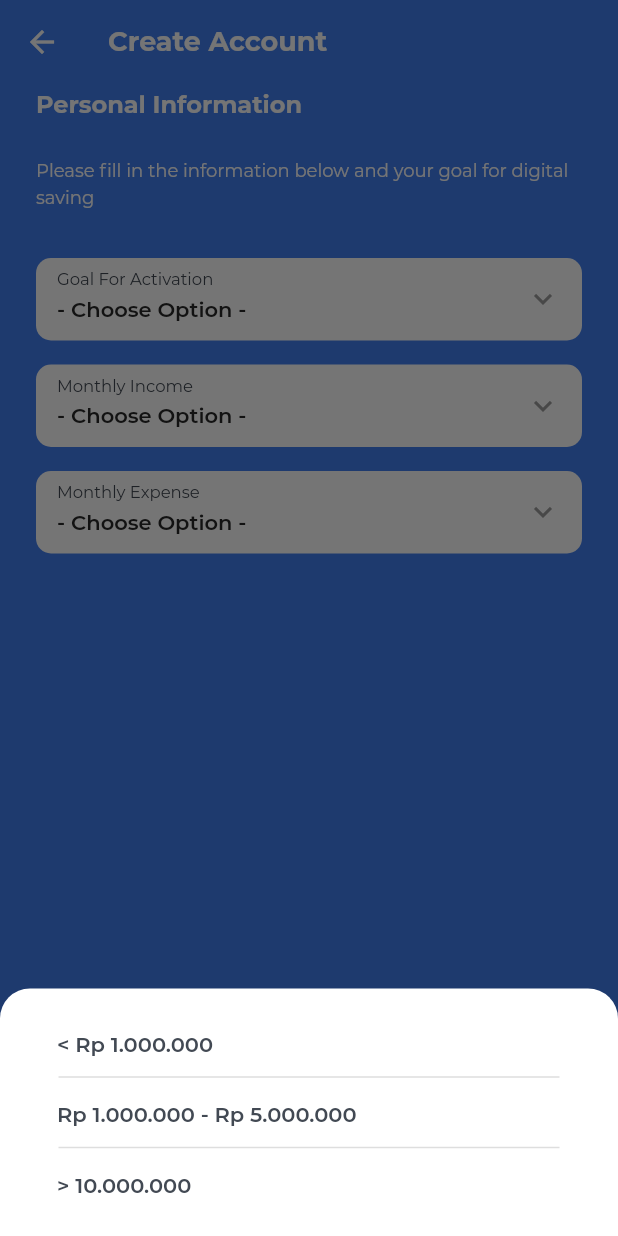
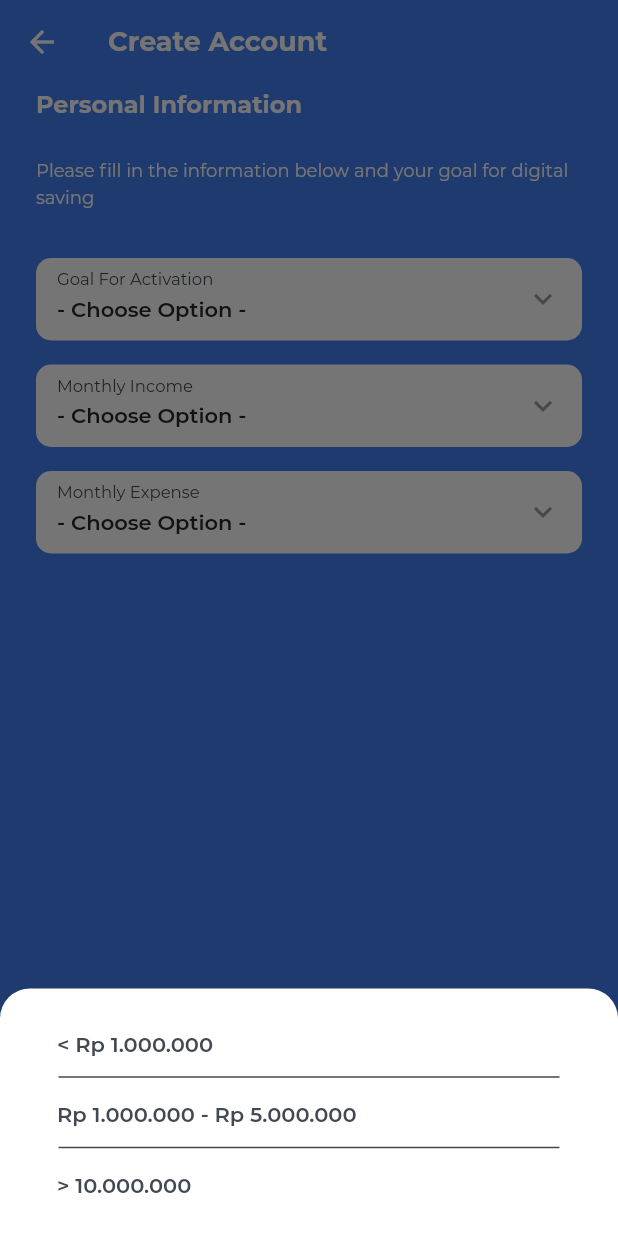
Before and after one commit to NickoPrasetio/ginFinansTest, a Flutter app: the PersonalPage screen opened directly, after a tap on "Monthly Income", on a phone screen of 412 x 824 dp. Run offline on Flutter 3.47's test engine with Material 2 defaults, Android fonts, the phone set to English and light mode, and no system bars; our stand-ins replace flutter_bloc, get_it, sprintf; project files that could hold a hidden picture were left out.

Commit message:
Remove unused code

```diff
--- a/lib/main.dart
+++ b/lib/main.dart
@@ -37,7 +37,7 @@ class _GinFinansAppState extends State<GinFinansApp> {
         appBarTheme: AppBarTheme(
             elevation: 0,
             textTheme: TextTheme(
-                title: TextStyle(
+                headline6: TextStyle(
               fontSize: 18,
               color: Palette.white,
               fontFamily: FontFamilies.bold,
--- a/lib/reusableUi/reusable_button.dart
+++ b/lib/reusableUi/reusable_button.dart
@@ -80,24 +80,6 @@ class ReusableButton extends StatelessWidget {
                       ? MainAxisAlignment.center
                       : MainAxisAlignment.spaceBetween,
                   children: <Widget>[
-                    if (_isStartCircle != null)
-                      Container(
-                        margin:
-                            const EdgeInsets.only(left: 5, top: 5, bottom: 5),
-                        height: 15,
-                        width: 15,
-                        decoration: BoxDecoration(
-                            shape: BoxShape.circle, color: Palette.purple),
-                      ),
-                    if (_startIcon != null)
-                      Container(
-                        margin: const EdgeInsets.only(left: 15),
-                        child: Image.asset(
-                          _startIcon,
-                          width: _iconSize.width.toDouble(),
-                          height: _iconSize.height.toDouble(),
-                        ),
-                      ),
                     Expanded(
                       child: Container(
                         margin:
--- a/lib/reusableUi/reusable_dropdown.dart
+++ b/lib/reusableUi/reusable_dropdown.dart
@@ -84,7 +84,7 @@ class ReusableDropdown extends StatelessWidget {
               child: ListView.separated(
                   separatorBuilder: (context, index) => Container(
                       margin: const EdgeInsets.only(left: 15, right: 15),
-                      child: Divider(color: Palette.gray, thickness: 1.0)),
+                      child: Divider(color: Palette.hardGray, thickness: 1.0)),
                   scrollDirection: Axis.vertical,
                   shrinkWrap: true,
                   itemCount: options.length,
--- a/lib/reusableUi/reusable_text_field_style.dart
+++ b/lib/reusableUi/reusable_text_field_style.dart
@@ -13,25 +13,22 @@ abstract class ReusableTextFieldStyle {
     'inputLength':
         LengthLimitingTextInputFormatter(30),
     'inputFormat': null,
-    'fontColorLabel': Palette.blackMust,
+    'fontColorLabel': Palette.black,
     'fontStyleLabel': FontStyle.p2r,
-    'fontColorHint': Palette.greyMin,
+    'fontColorHint': Palette.hardGray,
     'fontStyleHint': FontStyle.p2r,
     'fontColorError': Palette.orangeRed,
     'fontStyleError': FontStyle.p4r,
-    'fontColorDisable': Palette.greyMust,
-    'outlineColorEnable': Palette.grey,
-    'outlineColorError': Palette.orangeRed,
     'obscureText': false,
     'withFullBorder': false,
     'letterSpacing': 0,
     'withBorder': true,
     'margin': Space(top: 0),
-    'iconColor': Palette.grey,
+    'iconColor': Palette.hardGray,
     'readOnly': false,
     'actionTextStyle': {
       ...ReusableTextViewStyle.textAreaH4SStyle,
-      'fontColor': Palette.grey,
+      'fontColor': Palette.gray,
     },
     'textAlign': TextAlign.start,
     'maxLines': 1,
--- a/lib/util/palette.dart
+++ b/lib/util/palette.dart
@@ -5,13 +5,16 @@ class Palette {
   static Color lightSkyBlue = const Color(0xFF74A0E9);
   static Color softGrey = const Color(0xFFF9F9F9);
   static Color goldYellow = const Color(0xFFDDB362);
+  static Color black = const Color(0xFF282828);
+  static Color white = const Color(0xFFFFFFFF);
   static Color checklistGreen = const Color(0xFF97CD58);
   static Color hardGray = const Color(0xFF424953);
-
+  static Color blue = const Color(0xFF416ED1);
+  static Color purpleBlue = const Color(0xFF5533e3);
+  static Color gray = const Color(0xFFdedede);
   static Color purplishBlue = const Color(0xFF6948f0);
   static Color cloudyBlue = const Color(0xFFb8c1d2);
   static Color dark = const Color(0xFF1e1e23);
-  static Color purpleBlue = const Color(0xFF5533e3);
   static Color blueViolet = const Color(0xFF6200ee);
   static Color steel = const Color(0xFF7c8696);
   static Color brick = const Color(0xFFc7382a);
@@ -20,67 +23,7 @@ class Palette {
   static Color veryLightBlue = const Color(0xFFe4eaf3);
   static Color periwinkle = const Color(0xFF8e73ff);
   static Color paleGreyTwo = const Color(0xFFf2eeff);
-
-  static Color purple = const Color(0xFF7e41ff);
-  static Color softPurple = const Color(0xFFf1eaff);
-  static Color purpleMin = const Color(0xFFb3a4ff);
-  static Color white = const Color(0xFFFFFFFF);
-  static Color black = const Color(0xFF282828);
-  static Color grey = const Color(0xFFC9C9C9);
-  static Color purpleElectric = const Color(0xFF6308FF);
-  static Color blackMust = const Color(0xFF555555);
-  static Color greyMin = const Color(0xFF999999);
-  static Color greyMust = const Color(0xFFC9C9C9);
-  static Color softGreen = const Color(0xFF97ffda);
-  static Color softBlue = const Color(0xFFd6e2ff);
-  static Color paleGray = const Color(0xFFebf1ff);
-  static Color slateGrey56 = const Color(0x8e5e6676);
-  static Color paleWhite = const Color(0xFFfdfefe);
-  static Color paleWhite2 = const Color(0xFFeff3f9);
-  static Color mango = const Color(0xFFffb52c);
-  static Color viridian = const Color(0xFF1b857b);
-  static Color deepSkyBlue = const Color(0xFF0786ff);
-
-  // ignore: use_full_hex_values_for_flutter_colors
-  static Color dustGrey = const Color(0XFF9A9A9A);
-  static Color red = const Color(0xFFD0021B);
-  static Color blue = const Color(0xFF416ED1);
-  static Color pastelRed = const Color(0xFFEA5252);
-  static Color reddishOrange = const Color(0xFFff6119);
-  static Color lighterPurple = const Color(0xFF955aff);
-  static Color lightOrange = const Color(0xFFFFD9D9);
-  static Color offWhite = const Color(0xFFfaffe6);
-  static Color reddishPink = const Color(0xFFff2c7f);
-  static Color softPink = const Color(0xFFFFF7FA);
-  static Color watermelon = const Color(0xFFff3b5f);
   static Color orangeRed = const Color(0xFFff3226);
-  static Color greenishCyan = const Color(0xFF38fab6);
-  static Color ice = const Color(0xFFeefff9);
-  static Color gray = const Color(0xFFdedede);
-  static Color blackGhost = const Color(0xFFF7F7F7);
-  static Color greenIce = const Color(0xFFd8fff1);
-  static Color paleGrey = const Color(0xFFebf1ff);
-  static Color yellowWhite = const Color(0xFFfffded);
-  static Color brownGrey = const Color(0xFFa0a0a0);
-  static Color rosa = const Color(0xFFff8fa4);
-  static Color carolinaBlue = const Color(0xFF8aaeff);
-  static Color lightPink = const Color(0xFFffe1eb);
-  static Color paleGrey2 = const Color(0xFFeff3f9);
-  static Color orangeYellow = const Color(0xFFffa602);
-  static Color pumpkin = const Color(0xFFee8400);
-  static Color lightGreyBlue = const Color(0xFF9fa8b8);
-  static Color lightBlueGrey = const Color(0xFFcad3e1);
-  static Color milkPunch = const Color(0xFFfff6d9);
-  static Color goldenRod = const Color(0xFFfdce69);
-  static Color lightGreyBlue24 = const Color(0x3d9fa8b8);
-  static Color paleGrey56 = const Color(0x8eeff3f9);
-  static Color purple56 = const Color(0x8ef2eeff);
-  static Color greyGradient1 = const Color(0x6634393f);
-  static Color greyGradient2 = const Color(0x0034393f);
-  static Color peach = const Color(0xFFffe4db);
-  static Color redBorder = const Color(0xFFe25042);
-  static Color grey3 = const Color(0xFFF6F8FB);
-  static Color yellowWarningNote = const Color(0xFFFFF3E7);
 
   static Map<int, Color> colorCodes = {
     50: const Color.fromRGBO(147, 205, 72, .1),
@@ -95,11 +38,6 @@ class Palette {
     900: const Color.fromRGBO(147, 205, 72, 1),
   };
 
-  static MaterialColor materialPurple = MaterialColor(0xFF332385, colorCodes);
   static MaterialColor materialBlue = MaterialColor(0xFF416ED1, colorCodes);
   static MaterialColor materialWhite = MaterialColor(0xFFFFFFFF, colorCodes);
-  static MaterialColor materialReddishPink =
-      MaterialColor(0xFFff2c7f, colorCodes);
-  static MaterialColor materialPurplishBlue =
-      MaterialColor(0xFF6948f0, colorCodes);
 }
```
